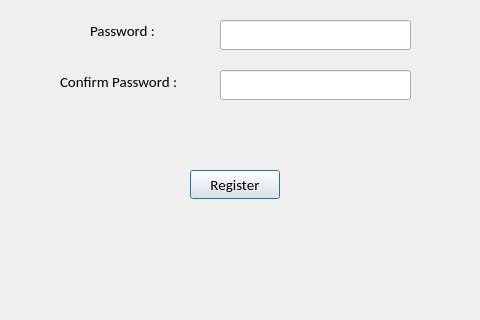
Before: the Qt Designer form signup.ui in mo2menwael/Advanced-Tic-Tac-Toe, drawn with Qt 5; both pictures show x 140 to 620 and y 280 to 600 of the 789 by 600 pixel window.
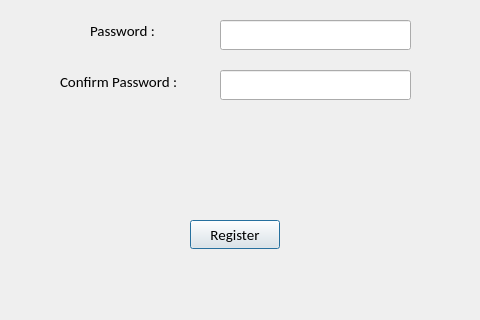
After: the same form once the commit is applied.

```diff
--- a/signup.ui
+++ b/signup.ui
@@ -143,7 +143,7 @@
    <property name="geometry">
     <rect>
      <x>330</x>
-     <y>450</y>
+     <y>500</y>
      <width>90</width>
      <height>29</height>
     </rect>
@@ -216,6 +216,22 @@
     <string/>
    </property>
   </widget>
+  <widget class="QLabel" name="label">
+   <property name="geometry">
+    <rect>
+     <x>240</x>
+     <y>460</y>
+     <width>281</width>
+     <height>20</height>
+    </rect>
+   </property>
+   <property name="text">
+    <string/>
+   </property>
+   <property name="alignment">
+    <set>Qt::AlignCenter</set>
+   </property>
+  </widget>
  </widget>
  <resources/>
  <connections/>
```
